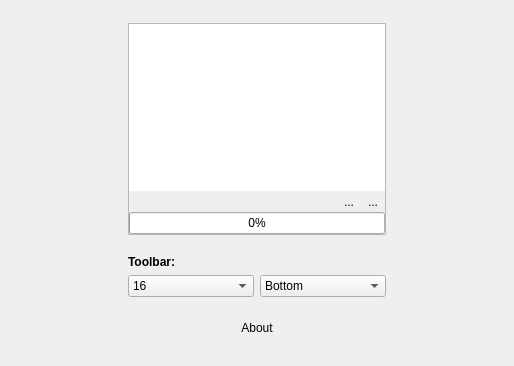
Above: settings.ui from milohr/babe-qt before the change. Below: the same form after it.
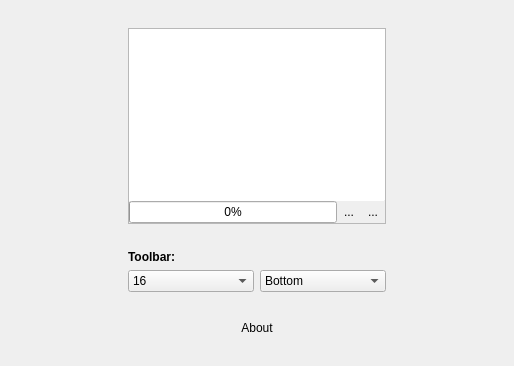
That is the form after the change. Icons and pictures are not drawn.

Patch:
```diff
--- a/settings.ui
+++ b/settings.ui
@@ -147,7 +147,7 @@
            </property>
           </widget>
          </item>
-         <item row="3" column="0" colspan="3">
+         <item row="2" column="0">
           <widget class="QProgressBar" name="progressBar">
            <property name="value">
             <number>0</number>
```
Left out of the diff: 2 changed lines with no effect on the pictures.
